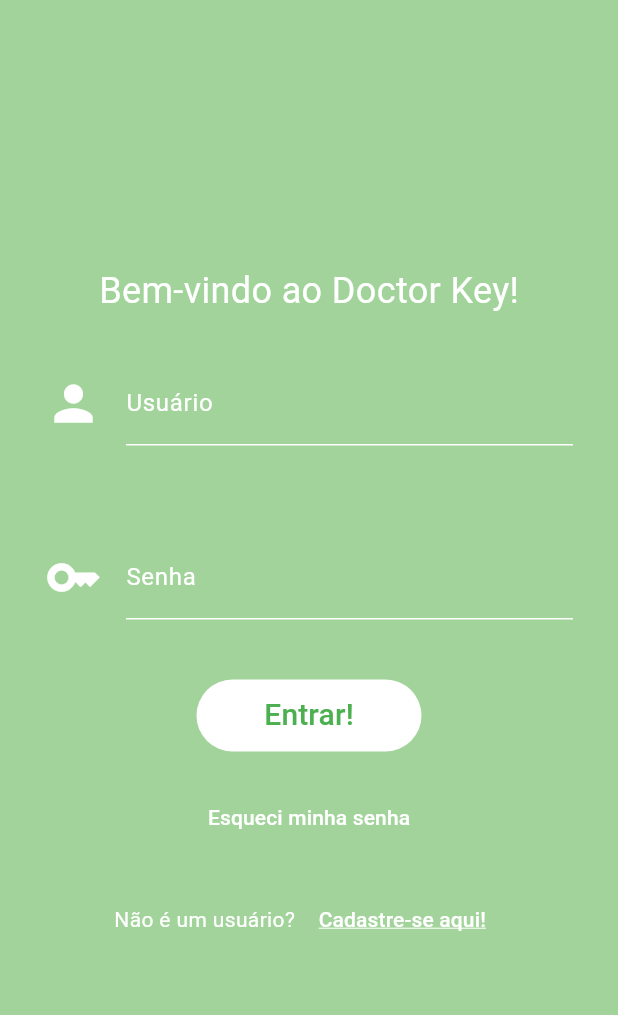
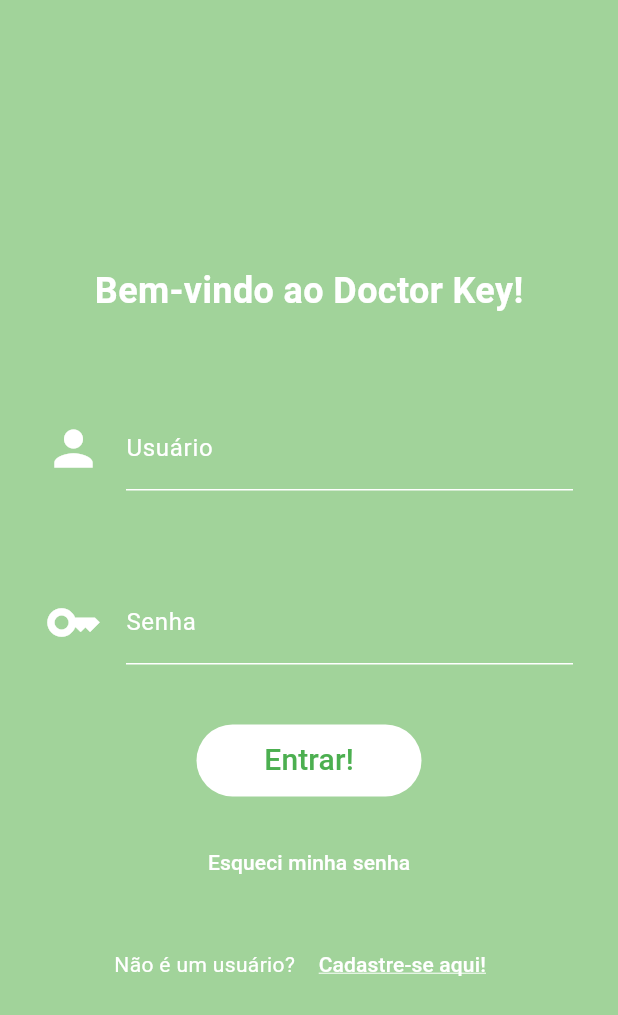
Before and after one commit to gabeFrancisco/DoctorKeyMobile, a Flutter app: the screen it shows after launch, on a phone screen of 412 x 824 dp. Shown: the top 1015 px of the screen. Run offline on Flutter 3.47's test engine with Material 2 defaults, Android fonts, the light colour scheme and no system bars.

Commit message:
assets config, init view styles fix

```diff
--- a/lib/views/init_view.dart
+++ b/lib/views/init_view.dart
@@ -13,13 +13,21 @@
   @override
   Widget build(BuildContext context) {
     return Center(
-      child: Column(
+      child: Scaffold(
+        backgroundColor: Theme.of(context).colorScheme.inversePrimary,
+        body: Column(
             mainAxisAlignment: MainAxisAlignment.center,
             crossAxisAlignment: CrossAxisAlignment.center,
             children: [
-            const Text(
+              Container(
+                margin: const EdgeInsets.all(30),
+                child: const Text(
                   "Bem-vindo ao Doctor Key!",
-              style: TextStyle(fontSize: 24, color: Colors.white),
+                  style: TextStyle(
+                      fontSize: 24,
+                      color: Colors.white,
+                      fontWeight: FontWeight.bold),
+                ),
               ),
               Form(
                   key: _formKey,
@@ -57,8 +65,8 @@
                                   borderSide: BorderSide(color: Colors.white)),
                               border: UnderlineInputBorder(
                                   borderSide: BorderSide(color: Colors.white)),
-                            icon:
-                                Icon(Icons.key, color: Colors.white, size: 38),
+                              icon: Icon(Icons.key,
+                                  color: Colors.white, size: 38),
                               focusColor: Colors.white,
                               labelText: "Senha",
                               labelStyle: TextStyle(color: Colors.white)),
@@ -72,7 +80,8 @@
                               foregroundColor: Colors.green,
                               backgroundColor: Colors.white,
                               minimumSize: const Size(150, 48),
-                            padding: const EdgeInsets.symmetric(horizontal: 16),
+                              padding:
+                                  const EdgeInsets.symmetric(horizontal: 16),
                             ),
                             child: const Text(
                               "Entrar!",
@@ -112,6 +121,7 @@
                     ],
                   ))
             ]),
+      ),
     );
   }
 }
--- a/pubspec.yaml
+++ b/pubspec.yaml
@@ -59,8 +59,8 @@
   uses-material-design: true
 
   # To add assets to your application, add an assets section, like this:
-  # assets:
-  #   - images/a_dot_burr.jpeg
+  assets:
+    - assets/images/drkey.png
   #   - images/a_dot_ham.jpeg
 
   # An image asset can refer to one or more resolution-specific "variants", see
```
Also changed, not shown: assets/images/drkey.png (added). Lines whose indentation alone changed are shown as unchanged.
